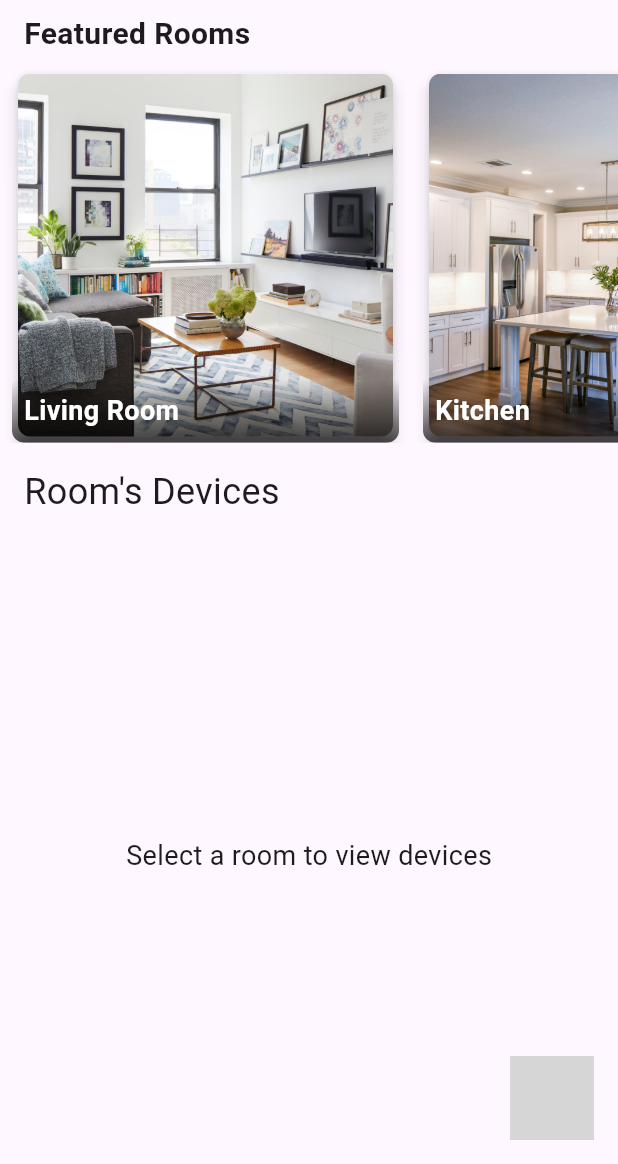
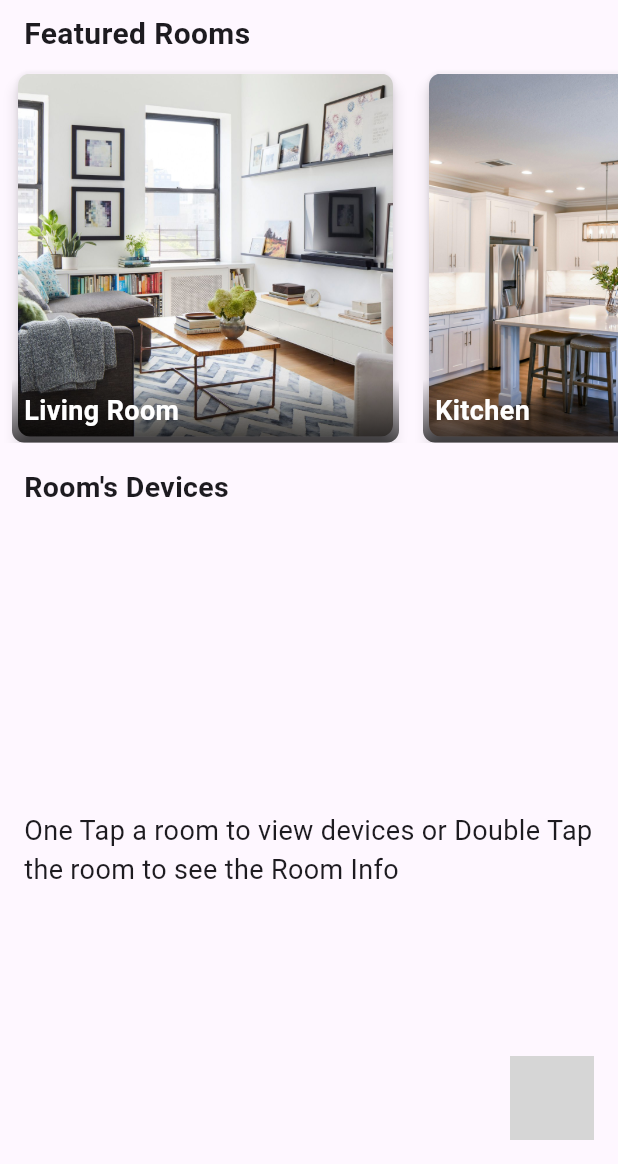
Before and after one commit to Ervin-Capuno/flutter_ui_final_project, a Flutter app: the screen it shows after launch, on a phone screen of 412 x 824 dp, the part 72-1236 px from its top. Run offline on Flutter 3.47's test engine with Material 3 defaults, Android fonts, the phone set to English and light mode, and no system bars; missing offline and left inert: flutter_arc_speed_dial; grey boxes are pictures that could not be loaded.

```diff
--- a/lib/homepage_content.dart
+++ b/lib/homepage_content.dart
@@ -1,5 +1,4 @@
 import 'package:flutter/material.dart';
-import 'room_page.dart';
 import 'data/dummy_data.dart';
 import 'models/devices_model.dart';
 import 'models/room_model.dart';
@@ -113,11 +112,12 @@ class _HomePageContentState extends State<HomePageContent> {
           child: _selectedRoom != null
               ? Text(
                   "${_selectedRoom!.name}'s Devices",
-                  style: const TextStyle(fontSize: 24.0),
+                  style: const TextStyle(
+                      fontSize: 19.0, fontWeight: FontWeight.bold),
                 )
               : const Text(
                   "Room's Devices",
-                  style: TextStyle(fontSize: 24.0),
+                  style: TextStyle(fontSize: 19.0, fontWeight: FontWeight.bold),
                 ),
         ),
         const SizedBox(height: 20.0),
@@ -147,9 +147,12 @@ class _HomePageContentState extends State<HomePageContent> {
                   },
                 )
               : const Center(
-                  child: Text(
-                    'Select a room to view devices',
-                    style: TextStyle(fontSize: 18.0),
+                  child: Padding(
+                    padding: EdgeInsets.all(16.0),
+                    child: Text(
+                      'One Tap a room to view devices or Double Tap the room to see the Room Info',
+                      style: TextStyle(fontSize: 18.0),
+                    ),
                   ),
                 ),
         ),
--- a/pubspec.yaml
+++ b/pubspec.yaml
@@ -43,10 +43,10 @@ flutter:
 flutter_launcher_icons:
   android: "launcher_icon"
   ios: true
-  image_path: "img/playstore.png"  # Update this path according to your actual image path
+  image_path: "img/playstore.png"
   min_sdk_android: 21
   web:
     generate: true
-    image_path: "img/playstore.png"  # Update this path according to your actual image path
+    image_path: "img/playstore.png"
     background_color: "#hexcode"
     theme_color: "#hexcode"
```
Also changed, not shown: lib/common_widgets/bottom_sheet_class.dart (+3 -4 lines), lib/room_page.dart (deleted, +0 -52 lines).
